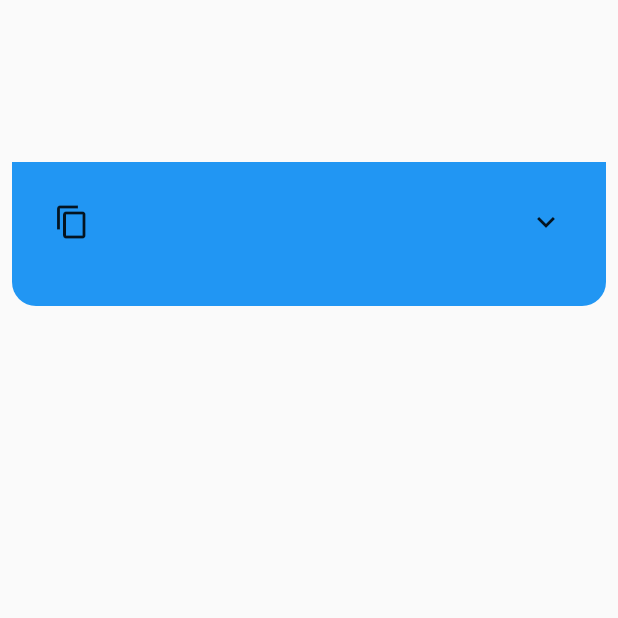
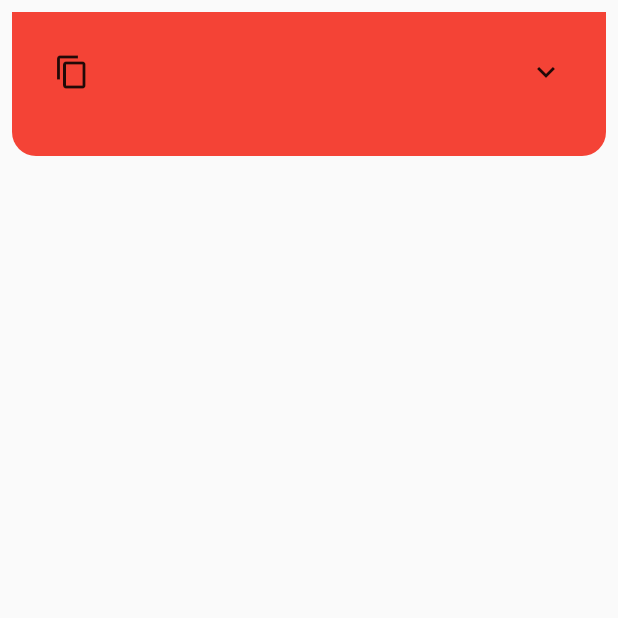
Before and after one commit to lucianojung/widget_decompiler, a Flutter app: the screen it shows after launch, on a phone screen of 412 x 824 dp, the top half of it. Run offline on Flutter 3.47's test engine with Material 2 defaults, Android fonts, the phone set to English and light mode, and no system bars.

Commit message:
added first Widget known childs - added LICENSE -

```diff
--- a/lib/GlobalList.dart
+++ b/lib/GlobalList.dart
@@ -1,6 +1,6 @@
 class GlobalLists {
   static List<String> multipleChildrenWidgets = [
-    'Column', 'Row',
+    'Column', 'Row', 'Stack'
   ];
 
   static Map<String, List<String>> knownChildren = {
@@ -60,7 +60,6 @@ class GlobalLists {
       'EditableText',
       'MouseRegion',
       '_RawMouseRegion',
-      'Listener',
       'MouseRegion',
       '_RawMouseRegion',
       'Scrollable',
@@ -75,5 +74,146 @@ class GlobalLists {
       'CompositedTransformTarget',
       '_Editable',
     ],
+    'AppBar': [
+      'Semantics',
+      'AnnotatedRegion<SystemUiOverlayStyle>',
+      'Material',
+      'AnimatedPhysicalModel',
+      'PhysicalModel',
+      'NotificationListener<LayoutChangedNotification>',
+      '_InkFeatures',
+      'AnimatedDefaultTextStyle',
+      'DefaultTextStyle',
+      'Align',
+      'SafeArea',
+      'Padding',
+      'MediaQuery',
+      'ClipRect',
+      'CustomSingleChildLayout',
+      'Builder',
+      'IconTheme',
+      'DefaultTextStyle',
+      'NavigationToolbar',
+      'CustomMultiChildLayout',
+    ],
+    'ElevatedButton': [
+      'Semantics',
+      '_InputPadding',
+      'ConstrainedBox',
+      'Material',
+      '_MaterialInterior',
+      'PhysicalShape',
+      '_ShapeBorderPaint',
+      'CustomPaint',
+      'NotificationListener<LayoutChangedNotification>',
+      '_InkFeatures',
+      'AnimatedDefaultTextStyle',
+      'DefaultTextStyle',
+      'InkWell',
+      '_InkResponseStateWidget',
+      '_ParentInkResponseProvider',
+      'Actions',
+      '_ActionsMarker',
+      'Focus',
+      '_FocusMarker',
+      'MouseRegion',
+      '_RawMouseRegion',
+      'GestureDetector',
+      'RawGestureDetector',
+      'Builder',
+      'IconTheme',
+      'Padding',
+      'Align',
+      'Listener',
+    ],
+    'FlutterLogo': [
+      'AnimatedContainer',
+      'Container',
+      'Padding',
+    ],
+    'Image': [
+      'Stack',
+      'Positioned',
+      'Placeholder',
+      'LimitedBox',
+      'CustomPaint',
+      'Padding',
+      'FittedBox',
+      'Text',
+      'RichText',
+    ],
+    'Placeholder': [
+      'LimitedBox',
+      'CustomPaint',
+    ],
+    'Text': [
+      'RichText',
+    ],
+    'ExcludeSemantics': [],
+    'MergeSemantics': [],
+    'Semantics': [],
+    'StreamBuilder': [],
+    'FutureBuilder': [],
+    'AnimatedContainer': [
+      'Container',
+      'Align',
+    ],
+    'AnimatedBuilder': [],
+    'AnimatedAlign': [
+      'Align',
+    ],
+    'AnimatedCrossFade': [
+      'ClipRect',
+      'AnimatedSize',
+      '_AnimatedSize',
+      'Stack',
+      'Positioned',
+      'TickerMode',
+      '_EffectiveTickerMode',
+      'ExcludeSemantics',
+      'FadeTransition',
+    ],
+    'AnimatedDefaultTextStyle': [
+      'DefaultTextStyle',
+    ],
+    'AnimatedModalBarrier': [
+      'ModalBarrier',
+      'BlockSemantics',
+      'ExcludeSemantics',
+      '_ModalBarrierGestureDetector',
+      'RawGestureDetector',
+      '_GestureSemantics',
+      'MouseRegion',
+      '_RawMouseRegion',
+      'ColoredBox',
+    ],
+    'AnimatedOpacity': [
+      'FadeTransition',
+    ],
+    'AnimatedPhysicalModel': [
+      'PhysicalModel',
+    ],
+    'AnimatedPositioned': [
+      'Container',
+      'Positioned',
+    ],
+    'AnimatedSize': [
+      '_AnimatedSize',
+    ],
+    'Hero': [
+      'SizedBox',
+      'Offstage',
+      'TickerMode',
+      '_EffectiveTickerMode',
+      'KeyedSubtree',
+    ],
+    'DefaultTextStyle': [
+      'Semantics',
+      'Listener',
+      'ConstrainedBox',
+    ],
+    'RichText': [],
+    'Padding': [],
+    'MediaQuery': [],
   };
 }
--- a/lib/main.dart
+++ b/lib/main.dart
@@ -30,7 +30,7 @@ class _MyHomePageState extends State<MyHomePage> {
   @override
   Widget build(BuildContext context) {
     return Scaffold(
-      body: WidgetDecompiler(),
+      body: WidgetDecompiler(child: Container(),),
     );
   }
 }
--- a/lib/widget_decompiler.dart
+++ b/lib/widget_decompiler.dart
@@ -4,16 +4,19 @@ import 'package:flutter/services.dart';
 import 'GlobalList.dart';
 
 class WidgetDecompiler extends StatefulWidget {
+  final Widget child;
+  final String widgetName;
+
+  const WidgetDecompiler({Key? key, required this.child, this.widgetName = 'MyWidget'}) : super(key: key);
+
   @override
   _WidgetDecompilerState createState() => _WidgetDecompilerState();
 }
 
 class _WidgetDecompilerState extends State<WidgetDecompiler> {
-  final Widget _child = SizedBox(
-    child: Container(),
-    height: 100,
-    width: 400,
-  );
+  final Widget _child =
+  MediaQuery(data: MediaQueryData(), child: Container())
+  ;
 
   bool _unfolded = false;
   String _childWidgetTree = '';
@@ -35,7 +38,7 @@ class _WidgetDecompilerState extends State<WidgetDecompiler> {
               ),
               Container(
                 decoration: BoxDecoration(
-                  color: Theme.of(context).primaryColor,
+                  color: Colors.red,
                   borderRadius: BorderRadius.only(
                     bottomRight: Radius.circular(16.0),
                     bottomLeft: Radius.circular(16.0),
```
Also changed, not shown: 3 other files.
